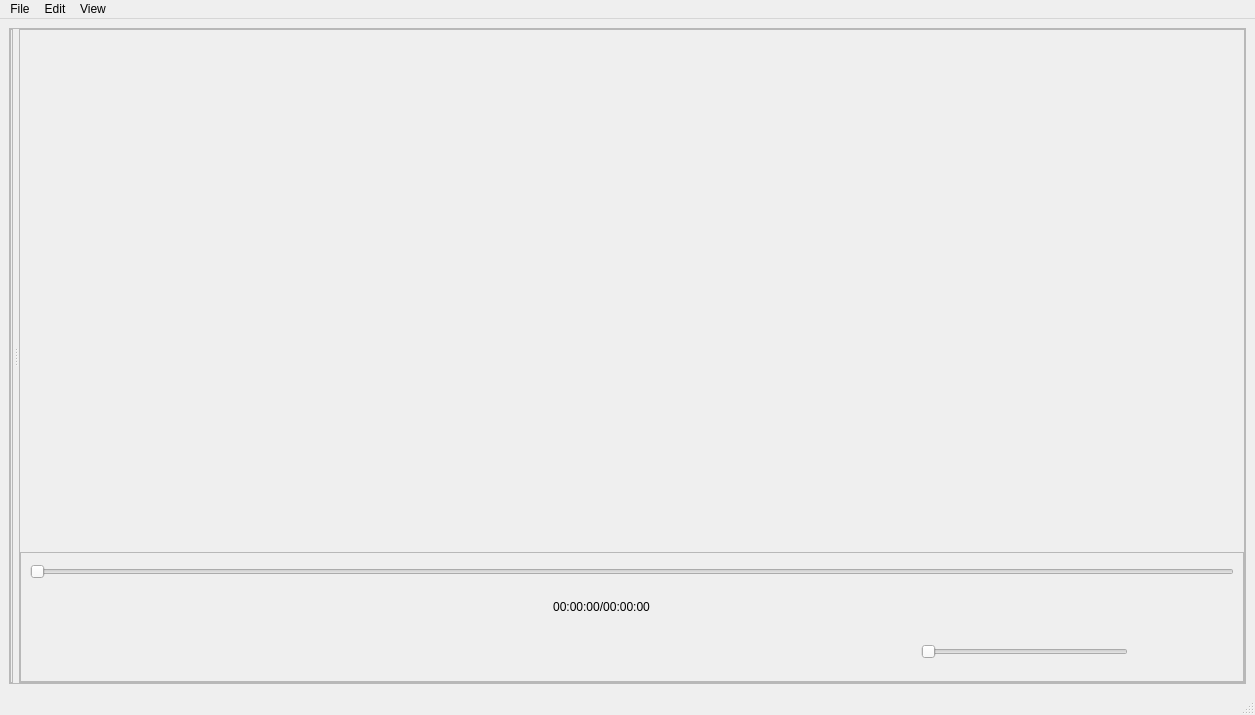
The window that src/mainwindow.ui (jcfain/XTPlayer) describes before a commit, drawn with Qt 5.
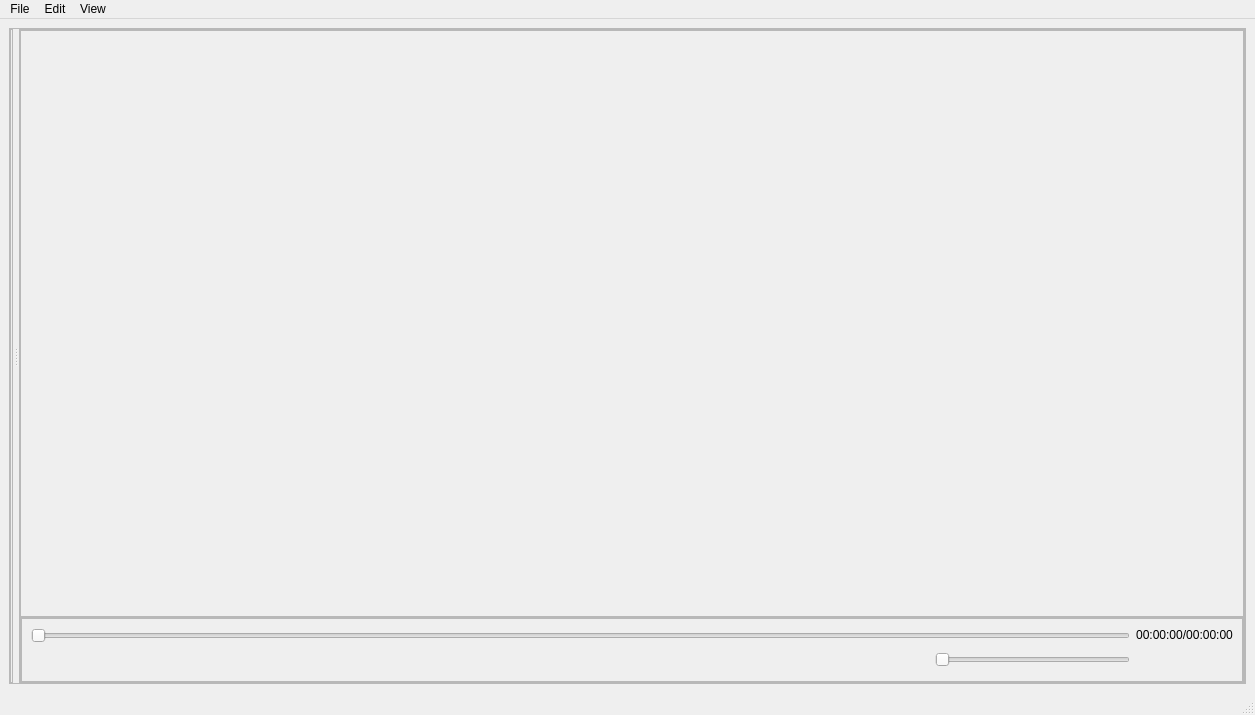
The same window after the commit. Icons and pictures are not drawn. Custom widgets are drawn as their Qt base class.

Commit message: Fixed issue with preview widget causing full screen to flash. Adding loading spinner over video widget.

What changed in the file:
```diff
--- a/src/mainwindow.ui
+++ b/src/mainwindow.ui
@@ -53,7 +53,7 @@
         <property name="spacing">
          <number>0</number>
         </property>
-        <item row="0" column="0">
+        <item row="1" column="0">
          <widget class="QFrame" name="MainFrame">
           <property name="frameShape">
            <enum>QFrame::StyledPanel</enum>
@@ -77,7 +77,7 @@
            <property name="spacing">
             <number>0</number>
            </property>
-           <item row="0" column="0">
+           <item row="2" column="0">
             <widget class="QSplitter" name="mainFrameSplitter">
              <property name="orientation">
               <enum>Qt::Horizontal</enum>
@@ -133,8 +133,66 @@
                <property name="spacing">
                 <number>0</number>
                </property>
-               <item row="4" column="0">
+               <item row="0" column="0" rowspan="2">
+                <widget class="QFrame" name="MediaFrame">
+                 <property name="frameShape">
+                  <enum>QFrame::StyledPanel</enum>
+                 </property>
+                 <property name="frameShadow">
+                  <enum>QFrame::Raised</enum>
+                 </property>
+                 <layout class="QGridLayout" name="MediaGrid">
+                  <property name="leftMargin">
+                   <number>0</number>
+                  </property>
+                  <property name="topMargin">
+                   <number>0</number>
+                  </property>
+                  <property name="rightMargin">
+                   <number>0</number>
+                  </property>
+                  <property name="bottomMargin">
+                   <number>0</number>
+                  </property>
+                  <property name="spacing">
+                   <number>0</number>
+                  </property>
+                 </layout>
+                </widget>
+               </item>
+               <item row="2" column="0">
+                <widget class="QFrame" name="controlsHomePlaceHolder">
+                 <property name="minimumSize">
+                  <size>
+                   <width>700</width>
+                   <height>65</height>
+                  </size>
+                 </property>
+                 <property name="maximumSize">
+                  <size>
+                   <width>16777215</width>
+                   <height>65</height>
+                  </size>
+                 </property>
+                 <property name="frameShape">
+                  <enum>QFrame::StyledPanel</enum>
+                 </property>
+                 <property name="frameShadow">
+                  <enum>QFrame::Raised</enum>
+                 </property>
                 <layout class="QGridLayout" name="ControlsGrid">
+                  <property name="leftMargin">
+                   <number>0</number>
+                  </property>
+                  <property name="topMargin">
+                   <number>0</number>
+                  </property>
+                  <property name="rightMargin">
+                   <number>0</number>
+                  </property>
+                  <property name="bottomMargin">
+                   <number>0</number>
+                  </property>
                  <property name="spacing">
                   <number>0</number>
                  </property>
@@ -149,7 +207,13 @@
                    <property name="minimumSize">
                     <size>
                      <width>700</width>
-                     <height>0</height>
+                      <height>65</height>
+                     </size>
+                    </property>
+                    <property name="maximumSize">
+                     <size>
+                      <width>16777215</width>
+                      <height>65</height>
                     </size>
                    </property>
                    <property name="frameShape">
@@ -158,85 +222,7 @@
                    <property name="frameShadow">
                     <enum>QFrame::Raised</enum>
                    </property>
-                   <layout class="QGridLayout" name="gridLayout">
-                    <item row="2" column="4">
-                     <widget class="QPushButton" name="skipBackButton">
-                      <property name="text">
-                       <string/>
-                      </property>
-                      <property name="icon">
-                       <iconset resource="icons.qrc">
-                        <normaloff>:/images/icons/skipBack.svg</normaloff>:/images/icons/skipBack.svg</iconset>
-                      </property>
-                      <property name="iconSize">
-                       <size>
-                        <width>40</width>
-                        <height>40</height>
-                       </size>
-                      </property>
-                      <property name="flat">
-                       <bool>true</bool>
-                      </property>
-                     </widget>
-                    </item>
-                    <item row="2" column="2">
-                     <widget class="QLabel" name="videoLoadingLabel">
-                      <property name="minimumSize">
-                       <size>
-                        <width>40</width>
-                        <height>40</height>
-                       </size>
-                      </property>
-                      <property name="maximumSize">
-                       <size>
-                        <width>40</width>
-                        <height>40</height>
-                       </size>
-                      </property>
-                      <property name="text">
-                       <string/>
-                      </property>
-                      <property name="alignment">
-                       <set>Qt::AlignCenter</set>
-                      </property>
-                      <property name="textInteractionFlags">
-                       <set>Qt::NoTextInteraction</set>
-                      </property>
-                     </widget>
-                    </item>
-                    <item row="2" column="5" colspan="2">
-                     <widget class="QPushButton" name="PlayBtn">
-                      <property name="toolTip">
-                       <string>Play</string>
-                      </property>
-                      <property name="text">
-                       <string/>
-                      </property>
-                      <property name="icon">
-                       <iconset resource="icons.qrc">
-                        <normaloff>:/images/icons/play.svg</normaloff>:/images/icons/play.svg</iconset>
-                      </property>
-                      <property name="iconSize">
-                       <size>
-                        <width>50</width>
-                        <height>50</height>
-                       </size>
-                      </property>
-                      <property name="flat">
-                       <bool>true</bool>
-                      </property>
-                     </widget>
-                    </item>
-                    <item row="1" column="5" colspan="2">
-                     <widget class="QLabel" name="lblCurrentDuration">
-                      <property name="text">
-                       <string>00:00:00/00:00:00</string>
-                      </property>
-                      <property name="alignment">
-                       <set>Qt::AlignCenter</set>
-                      </property>
-                     </widget>
-                    </item>
+                    <layout class="QGridLayout" name="playerControlsGrid">
                     <item row="2" column="7">
                      <widget class="QPushButton" name="skipForwardButton">
                       <property name="text">
@@ -248,8 +234,8 @@
                       </property>
                       <property name="iconSize">
                        <size>
-                        <width>40</width>
-                        <height>40</height>
+                         <width>20</width>
+                         <height>20</height>
                        </size>
                       </property>
                       <property name="flat">
@@ -268,8 +254,8 @@
                       </property>
                       <property name="iconSize">
                        <size>
-                        <width>40</width>
-                        <height>40</height>
+                         <width>20</width>
+                         <height>20</height>
                        </size>
                       </property>
                       <property name="checkable">
@@ -291,8 +277,8 @@
                       </property>
                       <property name="iconSize">
                        <size>
-                        <width>40</width>
-                        <height>40</height>
+                         <width>20</width>
+                         <height>20</height>
                        </size>
                       </property>
                       <property name="checkable">
@@ -317,8 +303,8 @@
                       </property>
                       <property name="iconSize">
                        <size>
-                        <width>40</width>
-                        <height>40</height>
+                         <width>20</width>
+                         <height>20</height>
                        </size>
                       </property>
                       <property name="flat">
@@ -337,8 +323,8 @@
                       </property>
                       <property name="iconSize">
                        <size>
-                        <width>40</width>
-                        <height>40</height>
+                         <width>20</width>
+                         <height>20</height>
                        </size>
                       </property>
                       <property name="flat">
@@ -353,7 +339,7 @@
                       </property>
                      </widget>
                     </item>
-                    <item row="0" column="0" colspan="12">
+                     <item row="0" column="0" colspan="11">
                      <widget class="RangeSlider" name="SeekSlider">
                       <property name="enabled">
                        <bool>false</bool>
@@ -361,7 +347,7 @@
                       <property name="minimumSize">
                        <size>
                         <width>0</width>
-                        <height>20</height>
+                         <height>0</height>
                        </size>
                       </property>
                       <property name="maximum">
@@ -372,23 +358,64 @@
                       </property>
                      </widget>
                     </item>
-                   </layout>
-                  </widget>
-                 </item>
-                </layout>
-               </item>
-               <item row="0" column="0" rowspan="4">
-                <layout class="QGridLayout" name="MediaGrid" columnstretch="0">
-                 <property name="sizeConstraint">
-                  <enum>QLayout::SetMaximumSize</enum>
-                 </property>
-                 <property name="leftMargin">
-                  <number>0</number>
-                 </property>
-                 <property name="spacing">
-                  <number>0</number>
-                 </property>
-                </layout>
+                     <item row="0" column="11">
+                      <widget class="QLabel" name="lblCurrentDuration">
+                       <property name="text">
+                        <string>00:00:00/00:00:00</string>
+                       </property>
+                       <property name="alignment">
+                        <set>Qt::AlignHCenter|Qt::AlignTop</set>
+                       </property>
+                      </widget>
+                     </item>
+                     <item row="2" column="4">
+                      <widget class="QPushButton" name="skipBackButton">
+                       <property name="text">
+                        <string/>
+                       </property>
+                       <property name="icon">
+                        <iconset resource="icons.qrc">
+                         <normaloff>:/images/icons/skipBack.svg</normaloff>:/images/icons/skipBack.svg</iconset>
+                       </property>
+                       <property name="iconSize">
+                        <size>
+                         <width>20</width>
+                         <height>20</height>
+                        </size>
+                       </property>
+                       <property name="flat">
+                        <bool>true</bool>
+                       </property>
+                      </widget>
+                     </item>
+                     <item row="2" column="5" colspan="2">
+                      <widget class="QPushButton" name="PlayBtn">
+                       <property name="toolTip">
+                        <string>Play</string>
+                       </property>
+                       <property name="text">
+                        <string/>
+                       </property>
+                       <property name="icon">
+                        <iconset resource="icons.qrc">
+                         <normaloff>:/images/icons/play.svg</normaloff>:/images/icons/play.svg</iconset>
+                       </property>
+                       <property name="iconSize">
+                        <size>
+                         <width>20</width>
+                         <height>20</height>
+                        </size>
+                       </property>
+                       <property name="flat">
+                        <bool>true</bool>
+                       </property>
+                      </widget>
+                     </item>
+                    </layout>
+                   </widget>
+                  </item>
+                 </layout>
+                </widget>
                </item>
               </layout>
              </widget>
```
Left out of the diff: 10 changed lines with no effect on the pictures. Lines whose indentation alone changed are shown as unchanged. The commit also changes 7 other files.
